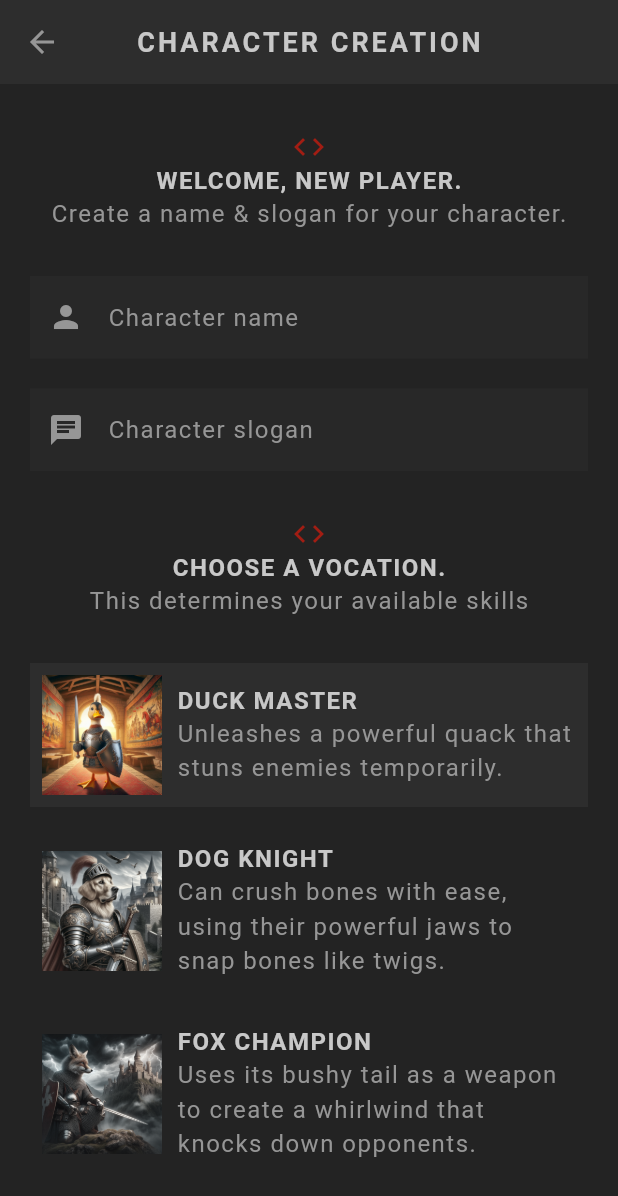
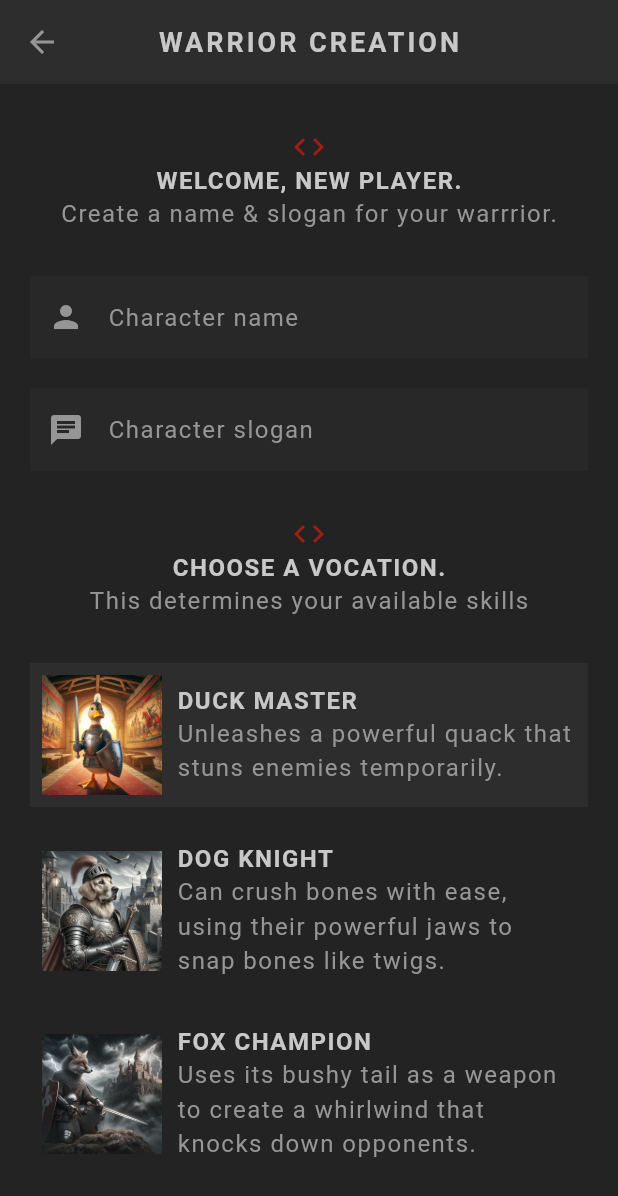
Before and after one commit to vanesascode/medieval_character_creator_flutter, a Flutter app: the CreateScreen screen opened directly, on a phone screen of 412 x 824 dp. Shown: the top 1196 px of the screen. Run offline on Flutter 3.47's test engine with Material 3 defaults, Android fonts, the phone set to English and light mode, and no system bars; our stand-ins replace cloud_firestore, firebase_core, google_fonts; accounts and stored records are empty; Roboto replaces fonts that are missing (Kanit).

Commit message:
refactor: :recycle: change the word character to warrior in the create screen file

```diff
--- a/lib/screens/create/create.dart
+++ b/lib/screens/create/create.dart
@@ -47,7 +47,7 @@ class _CreateScreenState extends State<CreateScreen> {
             return AlertDialog(
               title: const StyledHeading("Missing Character Name"),
               content:
-                  const StyledText("Please enter a name for your character."),
+                  const StyledText("Please enter a name for your warrior."),
               actions: [
                 StyledButton(
                   onPressed: () {
@@ -69,7 +69,7 @@ class _CreateScreenState extends State<CreateScreen> {
             return AlertDialog(
               title: const StyledHeading("Missing Character Slogan"),
               content:
-                  const StyledText("Please enter a slogan for your character."),
+                  const StyledText("Please enter a slogan for your warrior."),
               actions: [
                 StyledButton(
                   onPressed: () {
@@ -97,7 +97,7 @@ class _CreateScreenState extends State<CreateScreen> {
   Widget build(BuildContext context) {
     return Scaffold(
         appBar: AppBar(
-          title: const StyledTitle("Character Creation"),
+          title: const StyledTitle("Warrior Creation"),
           centerTitle: true,
         ),
         body: Container(
@@ -112,7 +112,7 @@ class _CreateScreenState extends State<CreateScreen> {
               ),
               const Center(child: StyledHeading("Welcome, new player.")),
               const Center(
-                child: StyledText("Create a name & slogan for your character."),
+                child: StyledText("Create a name & slogan for your warrrior."),
               ),
               const SizedBox(height: 30),
               TextField(
```
